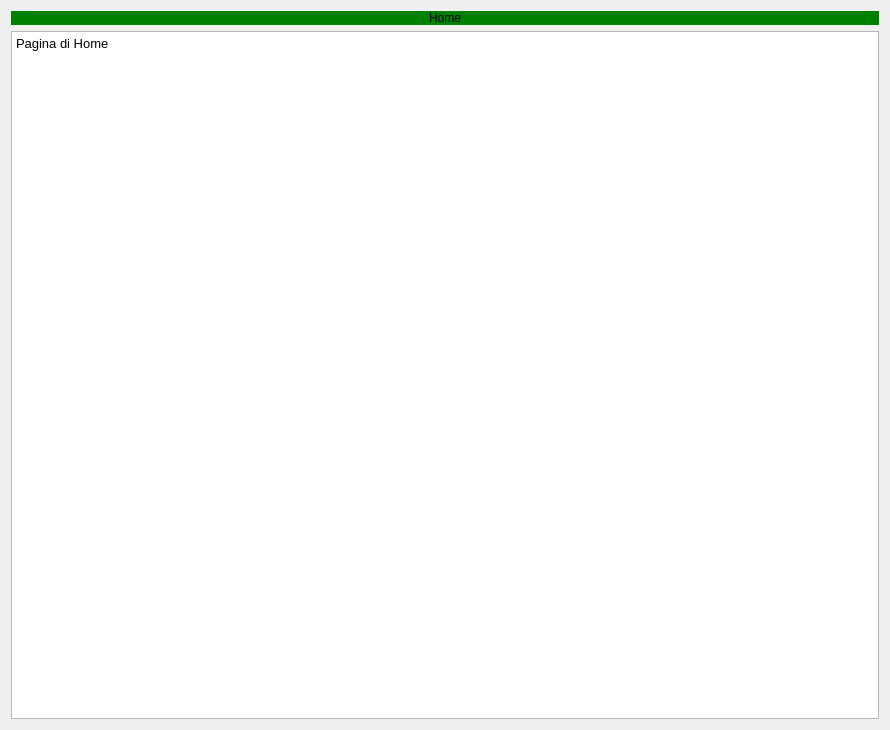
Old version of the form assets/XML/home_window.ui in the repository nisaia/P-yQt-ersonal-management-system.
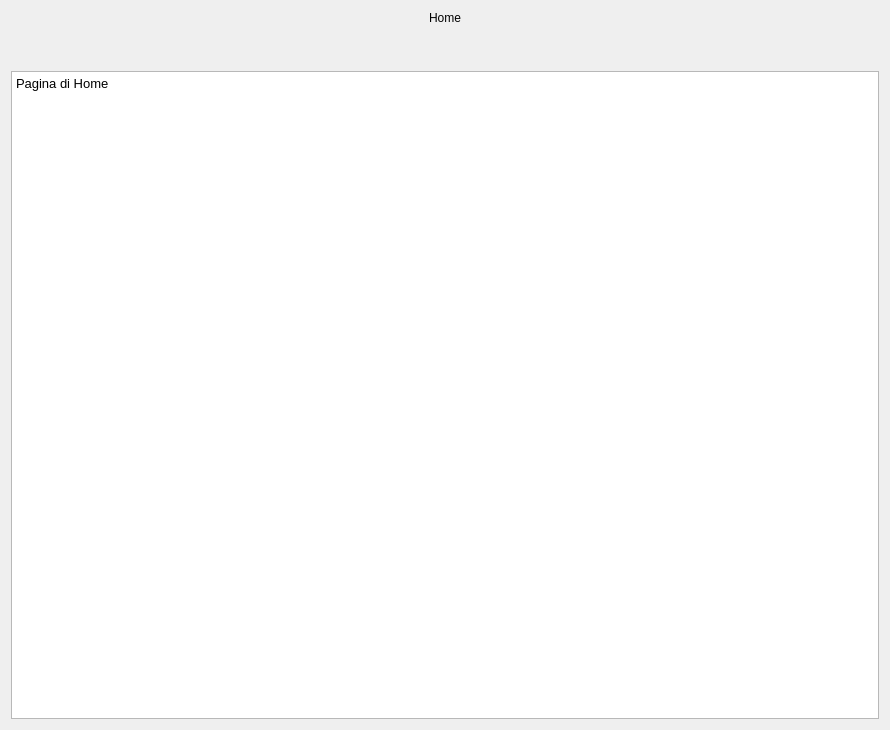
New version of the form.

```diff
--- a/assets/XML/home_window.ui
+++ b/assets/XML/home_window.ui
@@ -14,9 +14,7 @@
    <string>Form</string>
   </property>
   <property name="styleSheet">
-   <string notr="true">QLabel#homepage_label {
-	background-color: green;
-}</string>
+   <string notr="true"/>
   </property>
   <layout class="QVBoxLayout" name="verticalLayout">
    <item>
@@ -35,6 +33,22 @@
      </property>
     </widget>
    </item>
+   <item>
+    <spacer name="verticalSpacer">
+     <property name="orientation">
+      <enum>Qt::Vertical</enum>
+     </property>
+     <property name="sizeType">
+      <enum>QSizePolicy::Preferred</enum>
+     </property>
+     <property name="sizeHint" stdset="0">
+      <size>
+       <width>20</width>
+       <height>40</height>
+      </size>
+     </property>
+    </spacer>
+   </item>
    <item>
     <widget class="QTextEdit" name="textEdit">
      <property name="html">
```
